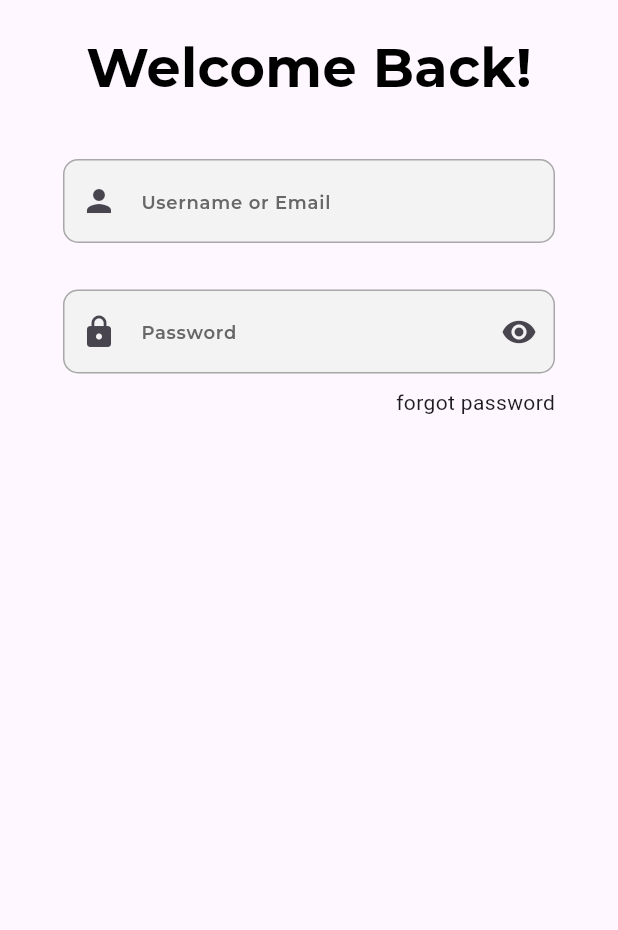
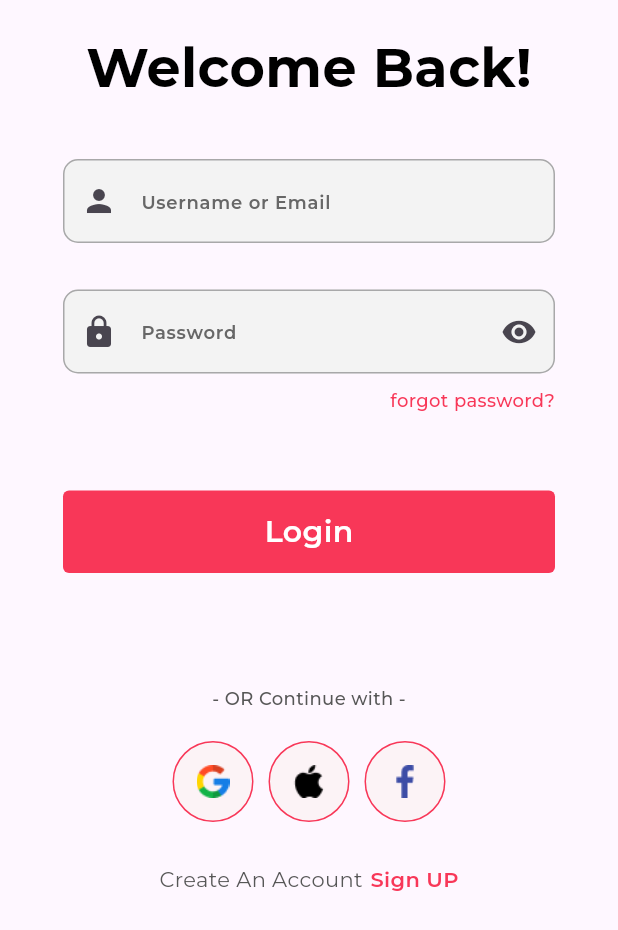
Before and after one commit to Netheesh197/ecommerce, a Flutter app: the LoginScreen screen opened directly, on a phone screen of 412 x 824 dp. Shown: the top 930 px of the screen. Run offline on Flutter 3.47's test engine with Material 3 defaults, Android fonts, the phone set to English and light mode, and no system bars; our stand-ins replace google_fonts.

Commit message:
sign up,forgotpass,get started updated

```diff
--- a/lib/utils/color_constants.dart
+++ b/lib/utils/color_constants.dart
@@ -12,4 +12,5 @@ class ColorConstants{
    static const ORCOLOR=Color(0xff575757);
    static const GOOGLE=Color(0xffFCF3F6);
    static const HINTTEXT1=Color(0xff676767);
+   static const WHITE=Color(0xffFFFFFF);
 }
--- a/lib/utils/image_constant.dart
+++ b/lib/utils/image_constant.dart
@@ -1,4 +1,5 @@
 class ImageConstant {
   static const MYAPPLOGO = "assets/images/app_logo.png";
   static const FASHIONSHOP1= "assets/images/fashion shop-rafiki 1 (1).png";
+  static const GETSTARTEDBG ="assets/images/getstartedimage.png";
 }
--- /dev/null
+++ b/lib/view/globalwidgets/custom_inpot_logos.dart
@@ -0,0 +1,32 @@
+import 'package:ecommerce/utils/color_constants.dart';
+import 'package:flutter/material.dart';
+
+class CustomInputLogos extends StatelessWidget {
+
+  String? image;
+   CustomInputLogos({
+    this.image
+  });
+
+  @override
+  Widget build(BuildContext context) {
+    return InkWell(
+      onTap: () {
+
+      },
+      child: Container(
+        height: 54,
+        width: 54,
+        decoration: BoxDecoration(
+          shape: BoxShape.circle,
+          color: ColorConstants.GOOGLE,
+          border: Border.all(color: ColorConstants.PRIMARY)
+        ),
+        child: Padding(
+          padding: const EdgeInsets.all(15),
+          child: Image.asset(image!),
+        ),
+      ),
+    );
+  }
+}
--- /dev/null
+++ b/lib/view/globalwidgets/custom_input_login.dart
@@ -0,0 +1,37 @@
+import 'package:ecommerce/utils/color_constants.dart';
+import 'package:flutter/material.dart';
+import 'package:google_fonts/google_fonts.dart';
+
+class CustomInputLogin extends StatelessWidget {
+
+ final String text;
+ final void Function()? onButtonPressed;
+
+  const CustomInputLogin({
+   super.key,  required this.text, this.onButtonPressed
+  });
+
+  @override
+  Widget build(BuildContext context) {
+    return  InkWell(
+      onTap: onButtonPressed,
+      child: Container(
+        height: 55,
+        width: double.infinity,
+        decoration: BoxDecoration(
+          color: ColorConstants.PRIMARY,
+          borderRadius: BorderRadius.circular(4)
+        ),
+        child: Center(
+          child: Text(text,
+          style: GoogleFonts.montserrat(
+            fontSize: 20,
+            fontWeight: FontWeight.w600,
+            color: ColorConstants.WHITE
+          ),)
+        ),
+      ),
+    );
+
+  }
+}
--- a/lib/view/login_screen/login_screen.dart
+++ b/lib/view/login_screen/login_screen.dart
@@ -112,9 +112,13 @@
 //   }
 // }
 
-
 import 'package:ecommerce/utils/color_constants.dart';
+import 'package:ecommerce/view/forgot_password_screen/forgotpassword.dart';
+import 'package:ecommerce/view/get_started_screen/get_started_screen.dart';
+import 'package:ecommerce/view/globalwidgets/custom_inpot_logos.dart';
 import 'package:ecommerce/view/globalwidgets/custom_input_filed.dart';
+import 'package:ecommerce/view/globalwidgets/custom_input_login.dart';
+import 'package:ecommerce/view/signup_screen/signup.dart';
 import 'package:flutter/material.dart';
 import 'package:google_fonts/google_fonts.dart';
 
@@ -131,35 +135,115 @@ class _LoginScreenState extends State<LoginScreen> {
     return Scaffold(
       body: SafeArea(
         child: Padding(
-          padding: const EdgeInsets.symmetric(vertical: 19,horizontal: 42),
+          padding: const EdgeInsets.symmetric(vertical: 19, horizontal: 42),
           child: Column(
             children: [
               Text("Welcome Back!",
-              style:GoogleFonts.montserrat(
-                fontWeight: FontWeight.bold,
-                fontSize: 36,
-                color: ColorConstants.BLACK,
-              )
+                  style: GoogleFonts.montserrat(
+                    fontWeight: FontWeight.bold,
+                    fontSize: 36,
+                    color: ColorConstants.BLACK,
+                  )),
+              SizedBox(
+                height: 36,
               ),
-              SizedBox(height: 36,),
               CustomInputTextfield(
                 hinttext: "Username or Email",
                 prefixIcon: Icons.person,
               ),
-              SizedBox(height: 31,),
+              SizedBox(
+                height: 31,
+              ),
               CustomInputTextfield(
                 hinttext: "Password",
                 prefixIcon: Icons.lock,
                 suffixIcon: Icons.visibility,
               ),
-              SizedBox(height: 9,),
+              SizedBox(
+                height: 9,
+              ),
               Row(
                 mainAxisAlignment: MainAxisAlignment.end,
                 children: [
-                  Text("forgot password"),
+                  InkWell(
+                    onTap: () {
+                      Navigator.pushReplacement(
+                        context, MaterialPageRoute(
+                          builder: (context) => Forgotpassword(),));
+                    },
+                    child: Text("forgot password?",
+                    style: GoogleFonts.montserrat(
+                      fontSize: 12,
+                      fontWeight: FontWeight.w500,
+                      color: ColorConstants.PRIMARY
+                    ),),
+                  ),
                 ],
-              )
-            ],
+              ),
+              SizedBox(
+                height: 52,
+              ),
+              CustomInputLogin(text: 'Login',
+              onButtonPressed: () {
+                Navigator.pushAndRemoveUntil(
+                  context, MaterialPageRoute(
+                    builder: (context) =>
+                    GetStartedScreen(),
+                    ),
+                    (route) => false,);
+              },
+              ),
+              SizedBox(height: 75,),
+              Text("- OR Continue with -",
+              style: GoogleFonts.montserrat(
+                fontSize: 12,
+                fontWeight: FontWeight.w500,
+                color: ColorConstants.ORCOLOR
+              ),),
+              SizedBox(height: 20,),
+               Row(
+                mainAxisAlignment: MainAxisAlignment.center,
+                children: [
+                  CustomInputLogos(
+                    image: "assets/images/googlelogo.png",
+                  ),
+                  SizedBox(width: 10,),
+                  CustomInputLogos(
+                  image: "assets/images/apple 1.png",
+                  ),
+                  SizedBox(width: 10,),
+                  CustomInputLogos(
+                    image: "assets/images/facebooklogo.png",
+                  )
+                ],
+               ),
+               SizedBox(height: 28,),
+                Row(
+                  mainAxisAlignment: MainAxisAlignment.center,
+                  children: [
+                    Text("Create An Account",
+                    style: GoogleFonts.montserrat(
+                      fontSize: 14,
+                      fontWeight: FontWeight.w400,
+                      color: ColorConstants.ORCOLOR
+                    ),),
+                    SizedBox(width: 5,),
+                    InkWell(
+                      onTap: () {
+                        Navigator.pushReplacement(
+                          context, MaterialPageRoute(
+                            builder: (context) => Signup(),));
+                      },
+                      child: Text("Sign UP",
+                      style: GoogleFonts.montserrat(
+                        fontSize: 14,
+                        fontWeight: FontWeight.w600,
+                        color: ColorConstants.PRIMARY
+                      ),),
+                    ),
+                  ],
+                )
+             ],
           ),
         ),
       ),
```
Also changed, not shown: lib/view/forgot_password_screen/forgotpassword.dart (added, +45 -0 lines), lib/view/get_started_screen/get_started_screen.dart (added, +69 -0 lines), lib/view/signup_screen/signup.dart (added, +111 -0 lines), assets/images/apple 1.png (added), assets/images/facebooklogo.png (added), assets/images/getstartedimage.png (added).
